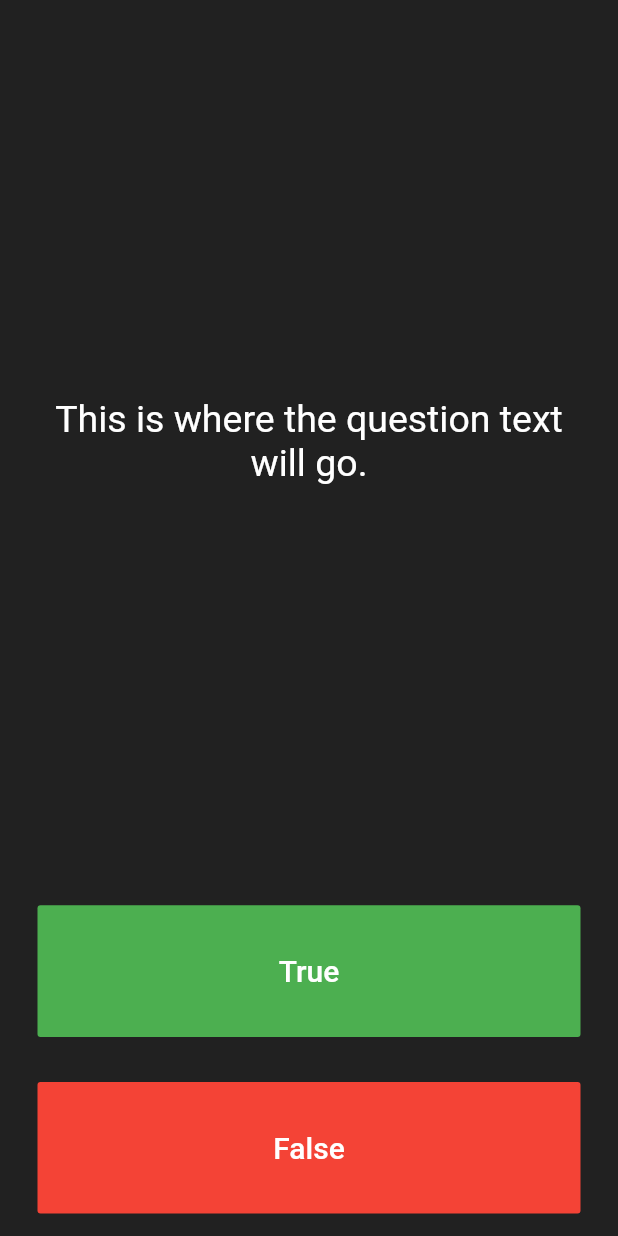
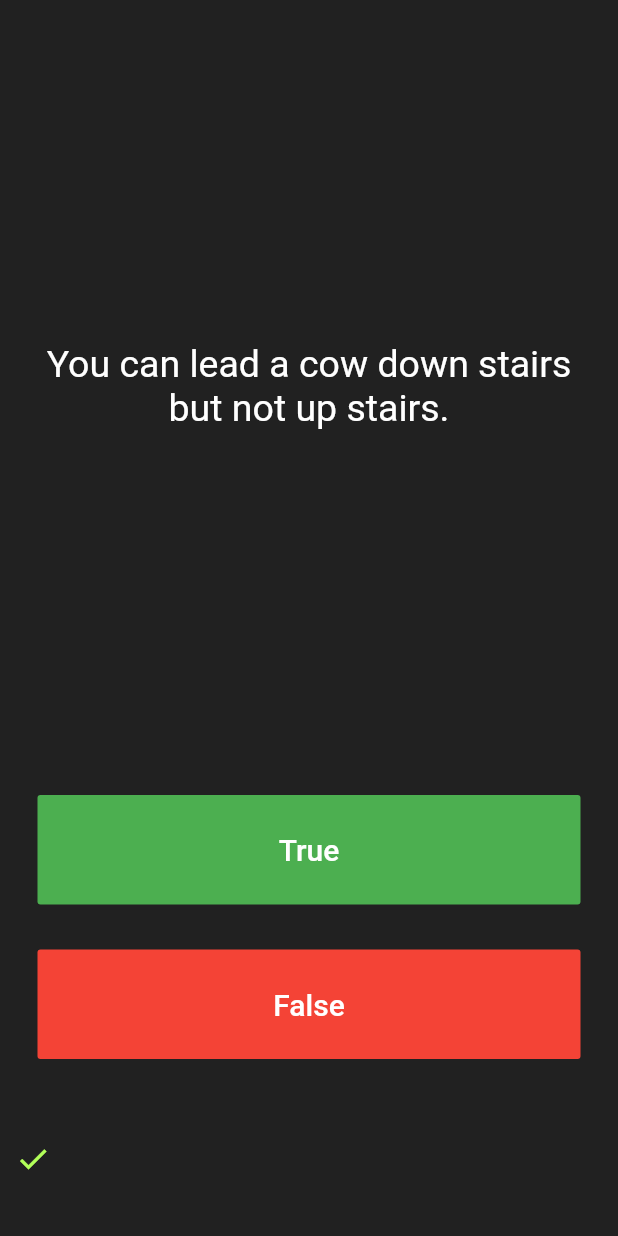
Before and after one commit to baiana/Appbrewery-Flutter-Course-Exercises, a Flutter app: the screen it shows after launch, after a tap on "True", on a phone screen of 412 x 824 dp. Run offline on Flutter 3.47's test engine with Material 2 defaults, Android fonts, the phone set to English and light mode, and no system bars; our stand-ins replace audioplayers.

Commit message:
feat: create list of questions

```diff
--- a/quizzler/lib/main.dart
+++ b/quizzler/lib/main.dart
@@ -25,6 +25,23 @@
 }
 
 class _QuizPageState extends State<QuizPage> {
+  static Icon right = Icon(
+    Icons.check,
+    color: Colors.lightGreenAccent,
+  );
+  static Icon wrong = Icon(
+    Icons.close,
+    color: Colors.redAccent,
+  );
+
+  List<Icon> scoreKeeper = [];
+  List<String> questions = [
+    'You can lead a cow down stairs but not up stairs.',
+    'Approximately one quarter of human bones are in the feet.',
+    'A slug\'s blood is green.'
+  ];
+  int questionNumber = 0;
+
   @override
   Widget build(BuildContext context) {
     return Column(
@@ -37,7 +54,7 @@
             padding: EdgeInsets.all(10.0),
             child: Center(
               child: Text(
-                'This is where the question text will go.',
+                questions[questionNumber],
                 textAlign: TextAlign.center,
                 style: TextStyle(
                   fontSize: 25.0,
@@ -61,6 +78,10 @@
                 ),
               ),
               onPressed: () {
+                setState(() {
+                  scoreKeeper.add(right);
+                });
+
                 //The user picked true.
               },
             ),
@@ -79,12 +100,24 @@
                 ),
               ),
               onPressed: () {
+                setState(() {
+                  scoreKeeper.add(wrong);
+                });
                 //The user picked false.
+              },
+              onLongPress: () {
+                setState(() {
+                  scoreKeeper.clear();
+                });
               },
             ),
           ),
         ),
-        //TODO: Add a Row here as your score keeper
+        Expanded(
+          child: Row(
+            children: scoreKeeper,
+          ),
+        )
       ],
     );
   }
```
Also changed, not shown: 1 other file.
